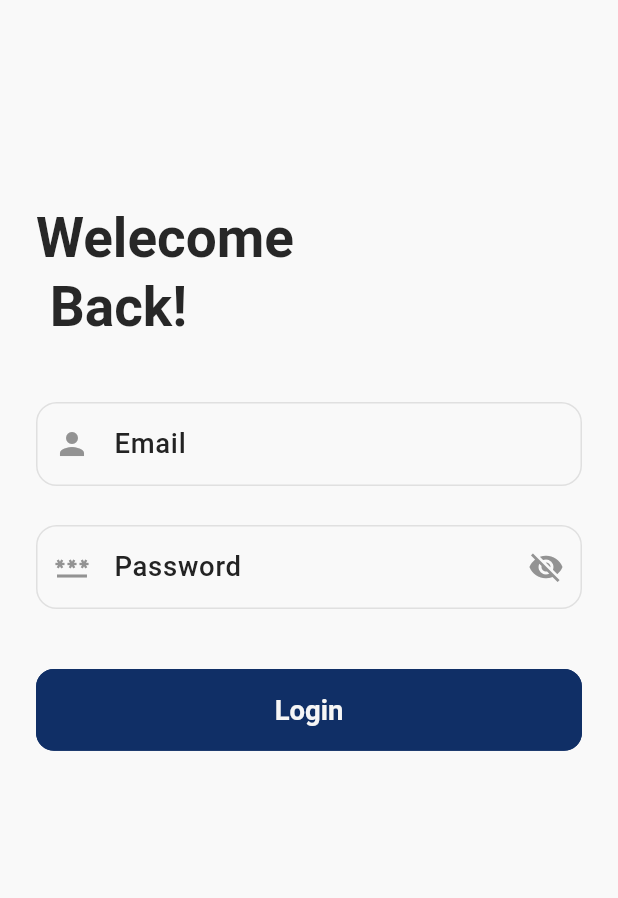
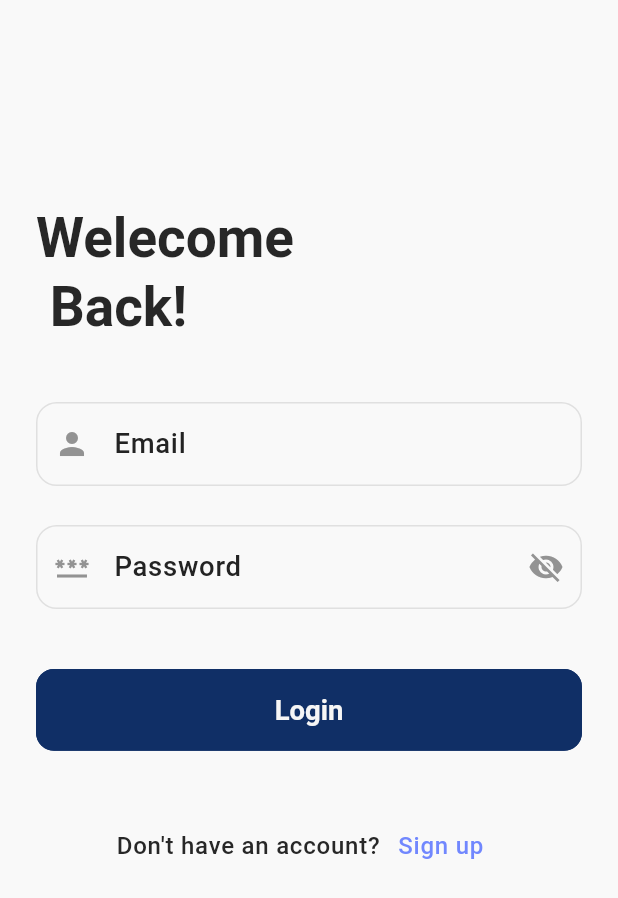
Before and after one commit to devaa11/ordermanagement, a Flutter app: the screen it shows after launch, on a phone screen of 412 x 824 dp. Shown: the top 898 px of the screen. Run offline on Flutter 3.47's test engine with Material 3 defaults, Android fonts, the phone set to English and light mode, and no system bars; our stand-ins replace firebase_auth, firebase_core, flutter_screenutil, get; accounts and stored records are empty; generated files the repository leaves out were written again; Roboto replaces fonts that are missing (Poppins).

Commit message:
login using firebase is done

```diff
--- a/lib/main.dart
+++ b/lib/main.dart
@@ -1,8 +1,10 @@
 import 'package:firebase_core/firebase_core.dart';
 import 'package:flutter/material.dart';
 import 'package:flutter_screenutil/flutter_screenutil.dart';
+import 'package:get/get_navigation/src/root/get_material_app.dart';
 import 'package:ordermanagement/firebase_options.dart';
 import 'package:ordermanagement/modules/auth/login/login_screen.dart';
+import 'package:ordermanagement/utils/routes/app_pages.dart';
 import 'package:ordermanagement/utils/theme/theme.dart';
 
 void main()async {
@@ -21,10 +23,13 @@ class MyApp extends StatelessWidget {
       minTextAdapt: true,
       splitScreenMode: true,
     builder: (context,child){
-        return MaterialApp(
+        return GetMaterialApp(
+          title: 'Order Management',
           debugShowCheckedModeBanner: false,
           theme: CustomAppTheme.lightTheme,
           darkTheme: CustomAppTheme.darkTheme,
+          getPages: AppPages.routes,
+
           home: LoginScreen(),
         );
     },
--- a/lib/modules/auth/login/login_screen.dart
+++ b/lib/modules/auth/login/login_screen.dart
@@ -1,8 +1,10 @@
 import 'package:flutter/material.dart';
 import 'package:get/get.dart';
 import 'package:ordermanagement/modules/auth/auth_controller.dart';
+import 'package:ordermanagement/utils/constants/colors.dart';
 import 'package:ordermanagement/utils/constants/sizes.dart';
 import 'package:ordermanagement/utils/constants/spacing_styles.dart';
+import 'package:ordermanagement/utils/routes/app_routes.dart';
 import 'package:ordermanagement/utils/theme/text_theme.dart';
 
 class LoginScreen extends StatefulWidget {
@@ -95,12 +97,30 @@ class _LoginScreenState extends State<LoginScreen> {
                     child: ElevatedButton(
                         onPressed: (){
                           if(_loginformKey.currentState!.validate()){
-
+                            final email=_emailController.text.trim();
+                            final pass=_passwordController.text.trim();
+                            _authController.login(email,pass);
                           }
 
                         },
                         child: Text("Login")),
-                  )
+                  ),
+
+                  SizedBox(height: AppSizes.spaceBtwSections,),
+
+                  Center(
+                      child: Row(
+                        mainAxisAlignment: MainAxisAlignment.center,
+                    children: [
+                      Text("Don't have an account?",style: Theme.of(context).textTheme.bodyLarge,),
+                      TextButton(onPressed: (){
+                        Get.toNamed(Routes.signup);
+                      },
+                          child: Text("Sign up",style: Theme.of(context).textTheme.bodyLarge?.copyWith(
+                            color: AppColors.buttonPrimary.withAlpha(200)
+                          )))
+                    ],
+                  )),
 
 
                 ],
--- /dev/null
+++ b/lib/utils/routes/app_pages.dart
@@ -0,0 +1,31 @@
+
+import 'package:get/get.dart';
+import 'package:ordermanagement/modules/Home/home_screen.dart';
+import 'package:ordermanagement/modules/auth/signup/signup_screen.dart';
+
+import '../../modules/auth/login/login_screen.dart';
+import 'app_routes.dart';
+
+class AppPages {
+  static final routes = [
+    GetPage(
+      name: Routes.login,
+      page: () => LoginScreen(),
+      transition: Transition.rightToLeft,
+      transitionDuration: Duration(milliseconds: 300),
+    ),
+    GetPage(
+      name: Routes.home,
+      page: () => HomeScreen(),
+      transition: Transition.rightToLeft,
+      transitionDuration: Duration(milliseconds: 300),
+    ),
+
+    GetPage(
+      name: Routes.signup,
+      page: () => SignupScreen(),
+      transition: Transition.rightToLeft,
+      transitionDuration: Duration(milliseconds: 300),
+    ),
+  ];
+}
--- /dev/null
+++ b/lib/utils/routes/app_routes.dart
@@ -0,0 +1,10 @@
+abstract class Routes {
+  static const splash = '/';
+  static const login = '/login';
+  static const register = '/register';
+
+
+  static const home='/home';
+  static const signup='/signup';
+
+}
--- a/pubspec.yaml
+++ b/pubspec.yaml
@@ -38,6 +38,7 @@ dependencies:
   firebase_core: ^4.2.1
   flutter_screenutil: ^5.9.3
   get: ^4.7.3
+  firebase_auth: ^6.1.2
 
 dev_dependencies:
   flutter_test:
```
Also changed, not shown: lib/data/repositories/auth_repository.dart (added, +25 -0 lines), lib/data/services/auth_services.dart (added, +28 -0 lines), lib/modules/Home/home_screen.dart (added, +17 -0 lines), lib/modules/auth/auth_controller.dart (+35 -0 lines), lib/modules/auth/signup/signup_screen.dart (added, +17 -0 lines), pubspec.lock, 3 other files.
